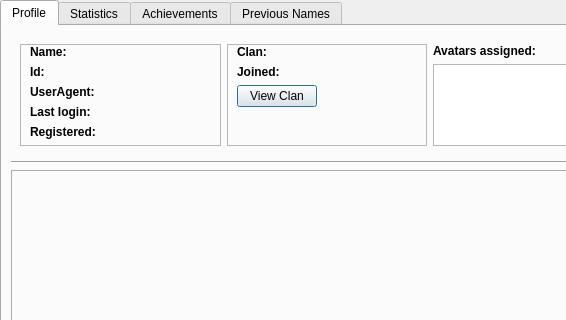
Before: the Qt Designer form res/player_card/playercard.ui in GuyFran/faf-client-python, drawn with Qt 5; both pictures show x 0 to 566 and y 0 to 320 of the 843 by 700 pixel window.
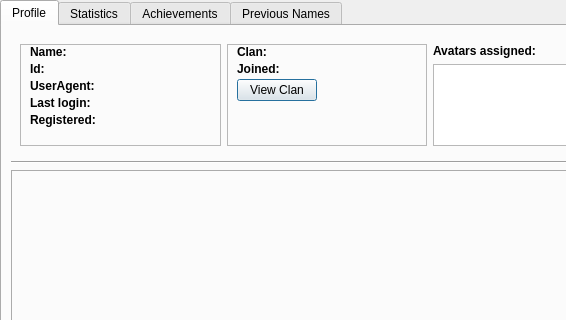
After: the same form once the commit is applied.

Commit message:
Remove redundant horizontal layout from playercard
and decrease frames spacing so letter 'g' is fully shown

Patch:
```diff
--- a/res/player_card/playercard.ui
+++ b/res/player_card/playercard.ui
@@ -99,6 +99,9 @@
                  <enum>QFrame::Shadow::Raised</enum>
                 </property>
                 <layout class="QFormLayout" name="formLayout">
+                 <property name="verticalSpacing">
+                  <number>3</number>
+                 </property>
                  <property name="topMargin">
                   <number>0</number>
                  </property>
@@ -225,8 +228,6 @@
                </widget>
               </item>
               <item>
-               <layout class="QHBoxLayout" name="horizontalLayout_2">
-                <item>
                  <widget class="QFrame" name="frame_3">
                   <property name="frameShape">
                    <enum>QFrame::Shape::StyledPanel</enum>
@@ -235,6 +236,9 @@
                    <enum>QFrame::Shadow::Raised</enum>
                   </property>
                   <layout class="QFormLayout" name="formLayout_2">
+                 <property name="verticalSpacing">
+                  <number>3</number>
+                 </property>
                    <property name="topMargin">
                     <number>0</number>
                    </property>
@@ -294,8 +298,6 @@
                    </item>
                   </layout>
                  </widget>
-                </item>
-               </layout>
               </item>
               <item>
                <layout class="QVBoxLayout" name="verticalLayout" stretch="0,0">
```
Lines whose indentation alone changed are shown as unchanged.
